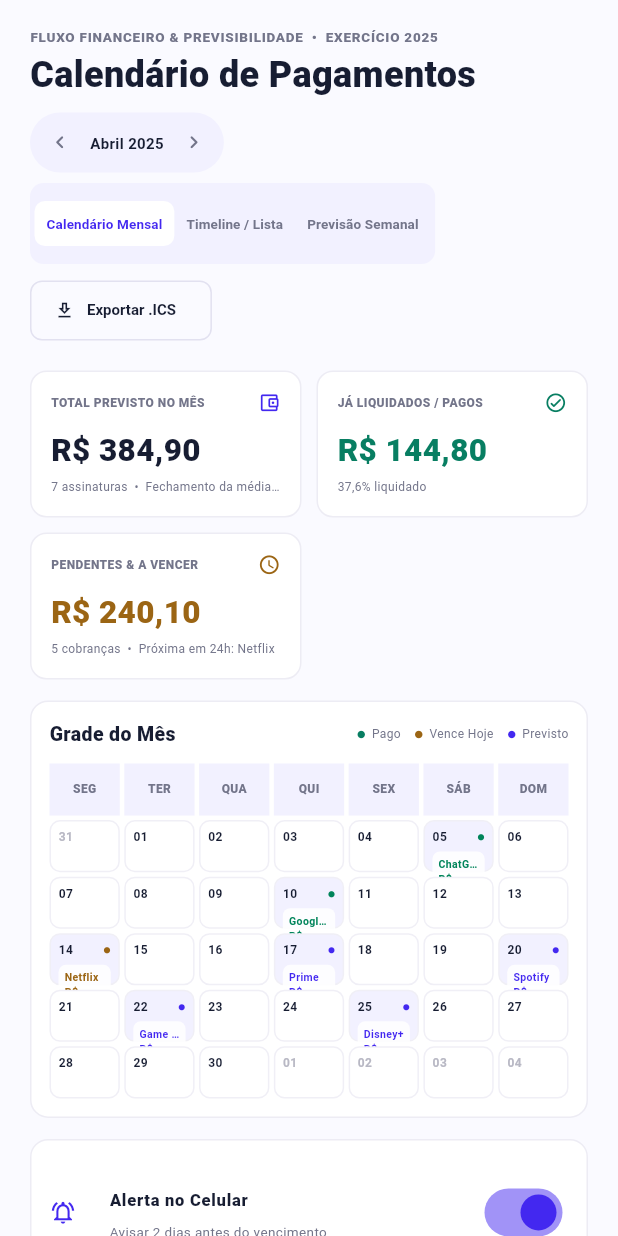
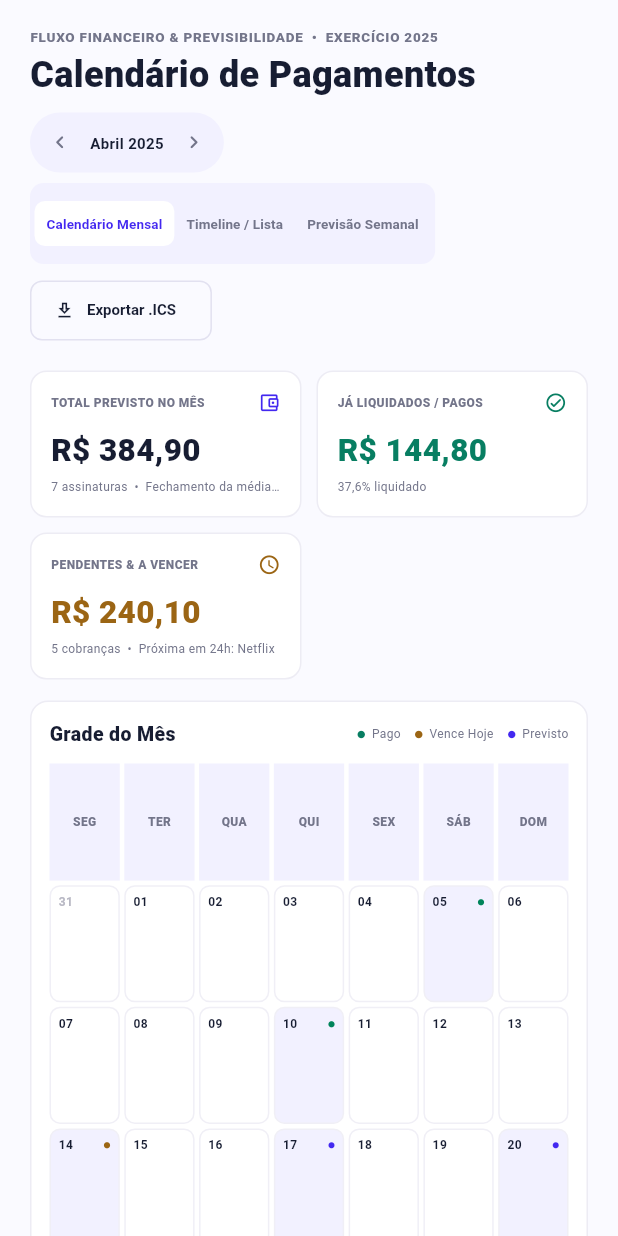
Before and after one commit to RodrigoFFLima/gerenciadorAssinaturas, a Flutter app: the CalendarScreen screen opened directly, after a tap on the "chevron left" icon, on a phone screen of 412 x 824 dp. Run offline on Flutter 3.47's test engine with Material 3 defaults, Android fonts, the phone set to English and light mode, and no system bars.

```diff
--- a/lib/features/dashboard/presentation/screens/calendar_screen.dart
+++ b/lib/features/dashboard/presentation/screens/calendar_screen.dart
@@ -75,7 +75,7 @@ class _CalendarScreenState extends State<CalendarScreen> {
     return LayoutBuilder(
       builder: (context, constraints) {
         final compact = constraints.maxWidth < 760;
-        final title = const Column(
+        const title = Column(
           crossAxisAlignment: CrossAxisAlignment.start,
           children: [
             _Eyebrow(text: 'FLUXO FINANCEIRO & PREVISIBILIDADE  •  EXERCÍCIO 2025'),
@@ -99,7 +99,11 @@ class _CalendarScreenState extends State<CalendarScreen> {
           ],
         );
         if (compact) return Column(crossAxisAlignment: CrossAxisAlignment.start, children: [title, const SizedBox(height: 12), actions]);
-        return Row(children: [Expanded(child: title), const SizedBox(width: 16), Flexible(child: actions)]);
+        // ignore: prefer_const_constructors
+        return Flex(
+          direction: Axis.horizontal,
+          children: [const Expanded(child: title), const SizedBox(width: 16), Flexible(child: actions)],
+        );
       },
     );
   }
@@ -160,13 +164,13 @@ class _CalendarScreenState extends State<CalendarScreen> {
       child: Column(
         crossAxisAlignment: CrossAxisAlignment.start,
         children: [
-          Row(
+          const Row(
             children: [
-              const Expanded(child: Text('Grade do Mês', style: TextStyle(color: _ink, fontSize: 13, fontWeight: FontWeight.w800))),
-              _Legend(color: const Color(0xFF087E62), label: 'Pago'),
-              const SizedBox(width: 9),
-              _Legend(color: const Color(0xFF9B6514), label: 'Vence Hoje'),
-              const SizedBox(width: 9),
+              Expanded(child: Text('Grade do Mês', style: TextStyle(color: _ink, fontSize: 13, fontWeight: FontWeight.w800))),
+              _Legend(color: Color(0xFF087E62), label: 'Pago'),
+              SizedBox(width: 9),
+              _Legend(color: Color(0xFF9B6514), label: 'Vence Hoje'),
+              SizedBox(width: 9),
               _Legend(color: _violet, label: 'Previsto'),
             ],
           ),
@@ -182,6 +186,7 @@ class _CalendarScreenState extends State<CalendarScreen> {
     final daysInMonth = DateTime(_month.year, _month.month + 1, 0).day;
     final prevMonthDays = DateTime(_month.year, _month.month, 0).day;
     final leading = firstDay.weekday - 1;
+    final compact = MediaQuery.sizeOf(context).width < 600;
     final cells = <Widget>[];
     const weekdays = ['SEG', 'TER', 'QUA', 'QUI', 'SEX', 'SÁB', 'DOM'];
     cells.addAll(weekdays.map((day) => Container(alignment: Alignment.center, color: _lavender, child: Text(day, style: const TextStyle(color: _muted, fontSize: 8, fontWeight: FontWeight.w800)))));
@@ -198,12 +203,13 @@ class _CalendarScreenState extends State<CalendarScreen> {
       physics: const NeverScrollableScrollPhysics(),
       mainAxisSpacing: 3,
       crossAxisSpacing: 3,
-      childAspectRatio: 1.35,
+      childAspectRatio: compact ? 0.6 : 1.35,
       children: cells,
     );
   }
 
   Widget _dayCell(int day, bool inMonth, _CalendarEvent? event, bool today) {
+    final compact = MediaQuery.sizeOf(context).width < 600;
     final background = today ? const Color(0xFFFFF4E6) : event != null ? _lavender : Colors.white;
     return Container(
       padding: const EdgeInsets.all(5),
@@ -217,7 +223,7 @@ class _CalendarScreenState extends State<CalendarScreen> {
               if (event != null) Icon(Icons.circle, size: 5, color: event.color),
             ],
           ),
-          if (event != null) ...[
+          if (event != null && !compact) ...[
             const SizedBox(height: 4),
             Container(
               width: double.infinity,
@@ -232,8 +238,8 @@ class _CalendarScreenState extends State<CalendarScreen> {
               ),
             ),
           ],
-          if (today) const Spacer(),
-          if (today) const Text('Hoje', style: TextStyle(color: Color(0xFF9B6514), fontSize: 7, fontWeight: FontWeight.w800)),
+          if (today && !compact) const Spacer(),
+          if (today && !compact) const Text('Hoje', style: TextStyle(color: Color(0xFF9B6514), fontSize: 7, fontWeight: FontWeight.w800)),
         ],
       ),
     );
@@ -280,10 +286,10 @@ class _CalendarScreenState extends State<CalendarScreen> {
               ),
               const Divider(height: 1, color: Color(0xFFECEBF5)),
               const SizedBox(height: 12),
-              Row(
+              const Row(
                 children: [
-                  const Expanded(child: Text('Próximos Vencimentos', style: TextStyle(color: _ink, fontSize: 12, fontWeight: FontWeight.w800))),
-                  const Text('SUBTOTAL\nR\$ 110,70', textAlign: TextAlign.end, style: TextStyle(color: _violet, fontSize: 8, fontWeight: FontWeight.w800)),
+                  Expanded(child: Text('Próximos Vencimentos', style: TextStyle(color: _ink, fontSize: 12, fontWeight: FontWeight.w800))),
+                  Text('SUBTOTAL\nR\$ 110,70', textAlign: TextAlign.end, style: TextStyle(color: _violet, fontSize: 8, fontWeight: FontWeight.w800)),
                 ],
               ),
               const SizedBox(height: 9),
--- a/lib/features/dashboard/presentation/screens/categories_screen.dart
+++ b/lib/features/dashboard/presentation/screens/categories_screen.dart
@@ -27,7 +27,7 @@ class _CategoriesScreenState extends State<CategoriesScreen> {
         child: LayoutBuilder(
           builder: (context, constraints) {
             final columns = constraints.maxWidth >= 1100 ? 3 : constraints.maxWidth >= 680 ? 2 : 1;
-            final spacing = 14.0;
+            const spacing = 14.0;
             final cardWidth = (constraints.maxWidth - 40 - spacing * (columns - 1)) / columns;
             return ListView(
               padding: const EdgeInsets.fromLTRB(20, 18, 20, 32),
@@ -64,7 +64,7 @@ class _CategoriesScreenState extends State<CategoriesScreen> {
     return LayoutBuilder(
       builder: (context, constraints) {
         final compact = constraints.maxWidth < 720;
-        final title = const Column(
+        const title = Column(
           crossAxisAlignment: CrossAxisAlignment.start,
           children: [
             _Eyebrow(text: 'INTELIGÊNCIA FINANCEIRA  •  CICLO ATUAL'),
@@ -92,7 +92,7 @@ class _CategoriesScreenState extends State<CategoriesScreen> {
         if (compact) {
           return Column(crossAxisAlignment: CrossAxisAlignment.start, children: [title, const SizedBox(height: 14), actions]);
         }
-        return Row(crossAxisAlignment: CrossAxisAlignment.end, children: [Expanded(child: title), const SizedBox(width: 18), Flexible(child: actions)]);
+        return Row(crossAxisAlignment: CrossAxisAlignment.end, children: [const Expanded(child: title), const SizedBox(width: 18), Flexible(child: actions)]);
       },
     );
   }
--- a/lib/features/dashboard/presentation/screens/dashboard_screen.dart
+++ b/lib/features/dashboard/presentation/screens/dashboard_screen.dart
@@ -82,7 +82,7 @@ class DashboardScreen extends StatelessWidget {
 
   Widget _metrics(bool wide) {
     final metrics = <Widget>[
-      _MetricCard(
+      const _MetricCard(
         title: 'COMPROMETIMENTO MENSAL',
         value: 'R\$ 384,90',
         detail: '↗ 5,2% vs. mês anterior',
--- a/lib/features/dashboard/presentation/screens/subscriptions_screen.dart
+++ b/lib/features/dashboard/presentation/screens/subscriptions_screen.dart
@@ -325,7 +325,7 @@ class SubscriptionsScreenState extends State<SubscriptionsScreen> {
   Widget _totalFooter(int count, double total) {
     return Container(
       padding: const EdgeInsets.symmetric(horizontal: 14, vertical: 12),
-      decoration: BoxDecoration(color: _lavender, borderRadius: const BorderRadius.vertical(bottom: Radius.circular(10))),
+      decoration: const BoxDecoration(color: _lavender, borderRadius: BorderRadius.vertical(bottom: Radius.circular(10))),
       child: Row(
         children: [
           Expanded(child: Text('Exibindo $count assinaturas principais de ${_subscriptions.length} totais', style: const TextStyle(color: _muted, fontSize: 9))),
--- a/lib/features/subscriptions/data/mock_data.dart
+++ b/lib/features/subscriptions/data/mock_data.dart
@@ -19,7 +19,7 @@ final class CategoryBudget {
 }
 
 final List<Subscription> mockSubscriptions = [
-  Subscription(
+  const Subscription(
     name: 'Netflix Premium 4K',
     category: 'Filmes & Séries',
     provider: 'Nubank',
@@ -31,7 +31,7 @@ final List<Subscription> mockSubscriptions = [
     cardAlias: '•••• 8912',
     description: 'Cobrança programada em 2 dias',
   ),
-  Subscription(
+  const Subscription(
     name: 'Spotify Premium Duo',
     category: 'Música',
     provider: 'Visa',
@@ -43,7 +43,7 @@ final List<Subscription> mockSubscriptions = [
     cardAlias: '•••• 4021',
     description: 'Planejamento de áudio e podcasts',
   ),
-  Subscription(
+  const Subscription(
     name: 'ChatGPT Plus',
     category: 'Produtividade & IA',
     provider: 'Mastercard',
@@ -55,7 +55,7 @@ final List<Subscription> mockSubscriptions = [
     cardAlias: '•••• 1127',
     description: 'Assistente de IA e geração de conteúdo',
   ),
-  Subscription(
+  const Subscription(
     name: 'Xbox Game Pass Ultimate',
     category: 'Jogos & Entretenimento',
     provider: 'Itaú',
@@ -67,7 +67,7 @@ final List<Subscription> mockSubscriptions = [
     cardAlias: '•••• 9234',
     description: 'Biblioteca e jogos em nuvem',
   ),
-  Subscription(
+  const Subscription(
     name: 'Google One 2 TB',
     category: 'Nuvem & Armazenamento',
     provider: 'Visa',
--- a/pubspec.yaml
+++ b/pubspec.yaml
@@ -11,9 +11,9 @@ dependencies:
     sdk: flutter
 
 dev_dependencies:
+  flutter_lints: ^6.0.0
   flutter_test:
     sdk: flutter
-  flutter_lints: ^6.0.0
 
 flutter:
   uses-material-design: true
```
Also changed, not shown: analysis_options.yaml (+86 -0 lines), lib/features/auth/presentation/screens/login_screen.dart (+13 -8 lines), lib/features/dashboard/presentation/screens/home_shell.dart (+13 -13 lines), 1 other file.
